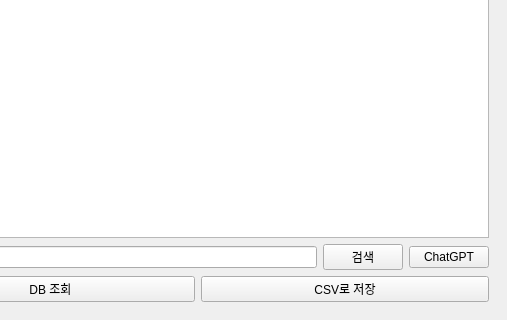
Old version of the form manager/app/assets/gui.ui in the repository yojun313/knpu; both pictures show x 562 to 1069 and y 467 to 787 of the 1069 by 787 pixel window.
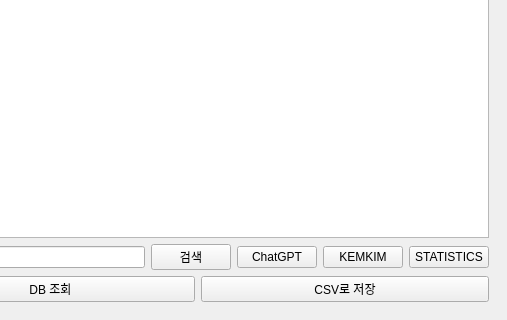
New version of the form.

```diff
--- a/manager/app/assets/gui.ui
+++ b/manager/app/assets/gui.ui
@@ -91,6 +91,20 @@
             </property>
            </widget>
           </item>
+          <item>
+           <widget class="QPushButton" name="database_kemkim_button">
+            <property name="text">
+             <string>KEMKIM</string>
+            </property>
+           </widget>
+          </item>
+          <item>
+           <widget class="QPushButton" name="database_statistics_button">
+            <property name="text">
+             <string>STATISTICS</string>
+            </property>
+           </widget>
+          </item>
          </layout>
         </item>
         <item>
```
Left out of the diff: 2 changed lines with no effect on the pictures.
